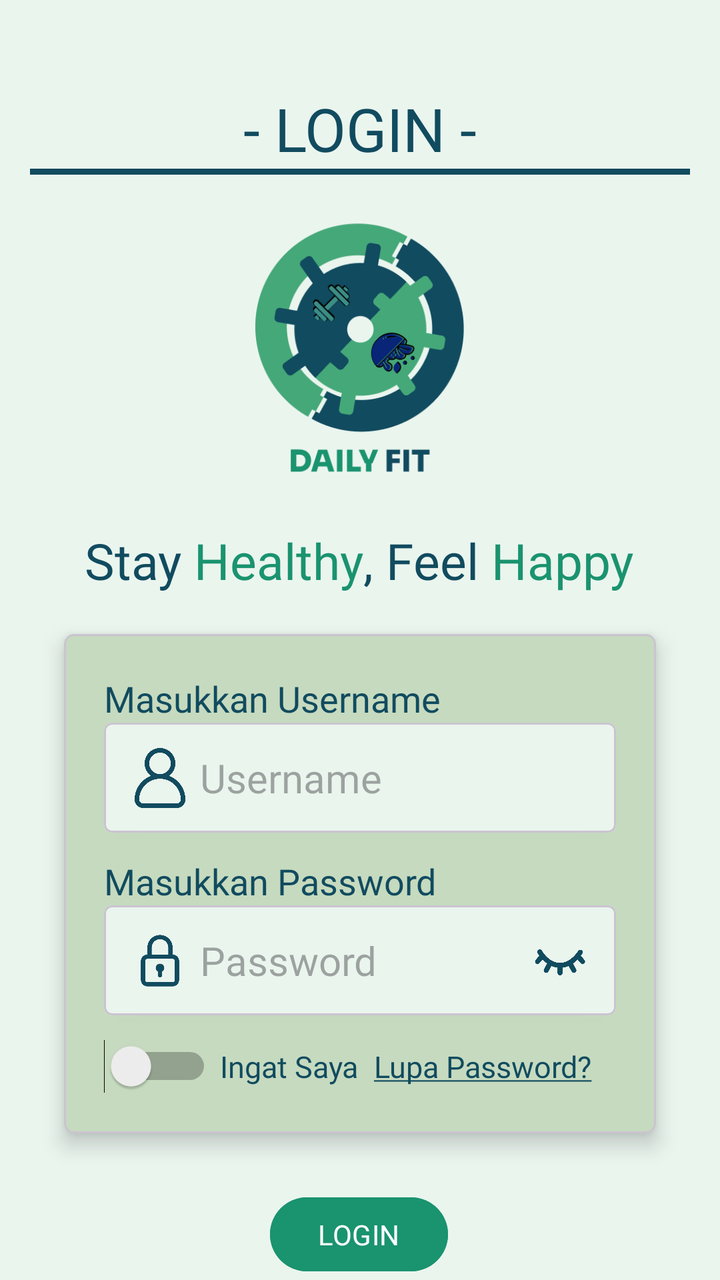
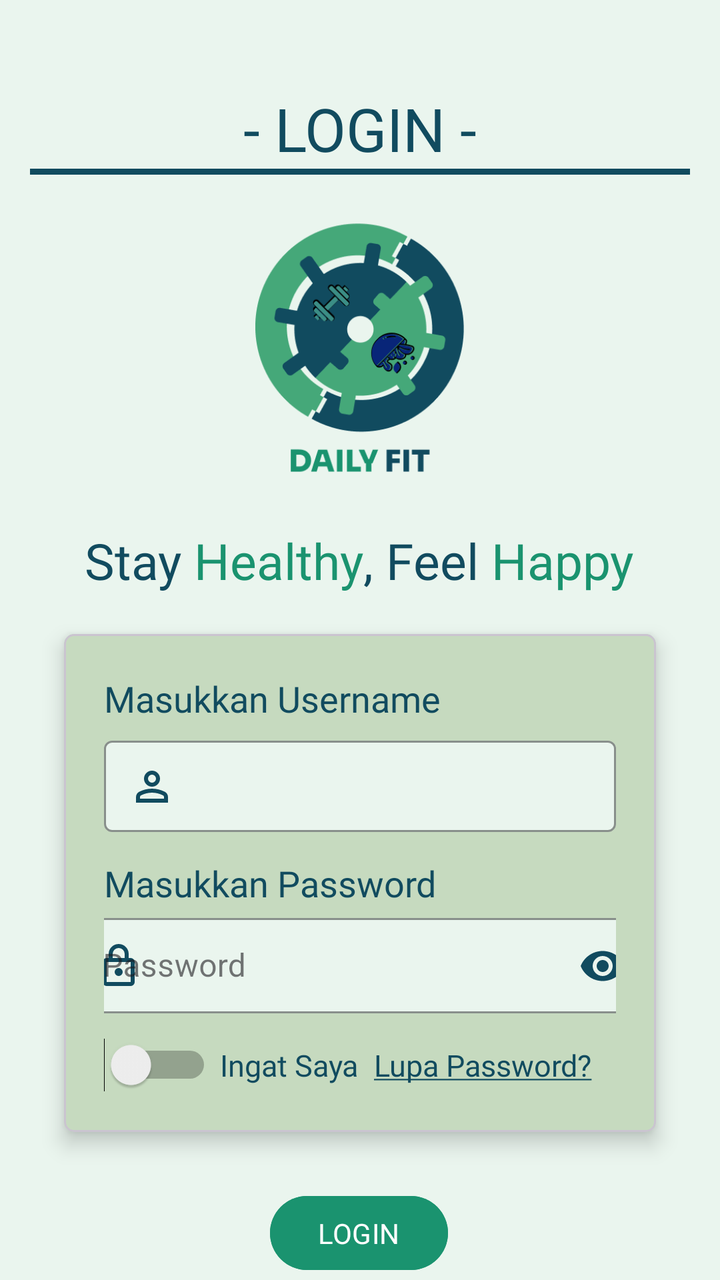

An Android layout rendered at two revisions. The XML below is the earlier revision; the diff shows what the commit changed to produce the second picture.
<!-- AndroidManifest.xml: application theme Theme.Sherine_TIA -->
<!-- res/layout/activity_login.xml -->
<?xml version="1.0" encoding="utf-8"?>
<androidx.constraintlayout.widget.ConstraintLayout xmlns:android="http://schemas.android.com/apk/res/android"
    xmlns:app="http://schemas.android.com/apk/res-auto"
    xmlns:tools="http://schemas.android.com/tools"
    android:id="@+id/main"
    android:layout_width="match_parent"
    android:layout_height="match_parent"
    android:background="@color/bgColour"
    tools:context=".LoginActivity">

    <ImageView
        android:id="@+id/imageView"
        android:layout_width="189dp"
        android:layout_height="150dp"
        android:layout_marginTop="9dp"
        app:layout_constraintEnd_toEndOf="parent"
        app:layout_constraintStart_toStartOf="parent"
        app:layout_constraintTop_toBottomOf="@+id/head"
        app:srcCompat="@drawable/logo_daily_fit" />

    <View
        android:id="@+id/toolbarLine"
        android:layout_width="330dp"
        android:layout_height="3dp"
        android:layout_gravity="bottom"
        android:background="@color/blue"
        app:layout_constraintEnd_toEndOf="parent"
        app:layout_constraintStart_toStartOf="parent"
        app:layout_constraintTop_toBottomOf="@+id/head" />

    <TextView
        android:id="@+id/textView"
        android:layout_width="wrap_content"
        android:layout_height="wrap_content"
        android:layout_marginTop="20dp"
        android:fontFamily="@font/nunito_bold"
        android:text="@string/tagline"
        android:textColor="@color/blue"
        android:textSize="25sp"
        app:layout_constraintEnd_toEndOf="parent"
        app:layout_constraintHorizontal_bias="0.497"
        app:layout_constraintStart_toStartOf="parent"
        app:layout_constraintTop_toBottomOf="@+id/imageView" />

    <com.google.android.material.card.MaterialCardView
        android:id="@+id/cardViewInput"
        android:layout_width="0dp"
        android:layout_height="wrap_content"
        android:layout_marginHorizontal="32dp"
        android:layout_marginTop="20dp"
        android:backgroundTint="@color/cardBg"
        app:cardCornerRadius="5dp"
        app:cardElevation="6dp"
        app:layout_constraintBottom_toTopOf="@+id/btnLogin"
        app:layout_constraintEnd_toEndOf="parent"
        app:layout_constraintStart_toStartOf="parent"
        app:layout_constraintTop_toBottomOf="@+id/textView">

        <androidx.constraintlayout.widget.ConstraintLayout
            android:layout_width="match_parent"
            android:layout_height="wrap_content"
            android:paddingHorizontal="20dp"
            android:paddingVertical="20dp">

            <TextView
                android:id="@+id/txtUsername"
                android:layout_width="wrap_content"
                android:layout_height="wrap_content"
                android:fontFamily="@font/nunito_medium"
                android:text="Masukkan Username"
                android:textColor="@color/blue"
                android:textSize="18sp"
                app:layout_constraintStart_toStartOf="parent"
                app:layout_constraintTop_toTopOf="parent" />

            <com.google.android.material.card.MaterialCardView
                android:id="@+id/cardViewInputUsername"
                android:layout_width="0dp"
                android:layout_height="wrap_content"
                android:backgroundTint="@color/bgColour"
                app:cardCornerRadius="4dp"
                app:cardElevation="2dp"
                app:layout_constraintEnd_toEndOf="parent"
                app:layout_constraintStart_toStartOf="parent"
                app:layout_constraintTop_toBottomOf="@+id/txtUsername">

                <androidx.constraintlayout.widget.ConstraintLayout
                    android:layout_width="match_parent"
                    android:layout_height="wrap_content"
                    android:padding="5dp">

                    <ImageView
                        android:id="@+id/user_img"
                        android:layout_width="30dp"
                        android:layout_height="30dp"
                        android:layout_marginStart="8dp"
                        app:layout_constraintBottom_toBottomOf="parent"
                        app:layout_constraintStart_toStartOf="parent"
                        app:layout_constraintTop_toTopOf="parent"
                        app:srcCompat="@drawable/avatar"
                        app:tint="@color/blue" />

                    <EditText
                        android:id="@+id/edtUsername"
                        android:layout_width="0dp"
                        android:layout_height="45dp"
                        android:layout_marginStart="5dp"
                        android:background="@android:color/transparent"
                        android:ems="10"
                        android:fontFamily="@font/nunito_medium"
                        android:hint="Username"
                        android:inputType="text"
                        android:textColor="@color/blue"
                        android:textSize="20sp"
                        app:layout_constraintBottom_toBottomOf="@+id/user_img"
                        app:layout_constraintEnd_toEndOf="parent"
                        app:layout_constraintHorizontal_bias="0.0"
                        app:layout_constraintStart_toEndOf="@+id/user_img"
                        app:layout_constraintTop_toTopOf="@+id/user_img" />

                </androidx.constraintlayout.widget.ConstraintLayout>
            </com.google.android.material.card.MaterialCardView>

            <TextView
                android:id="@+id/txtPassword"
                android:layout_width="wrap_content"
                android:layout_height="wrap_content"
                android:layout_marginTop="12dp"
                android:fontFamily="@font/nunito_medium"
                android:text="Masukkan Password"
                android:textColor="@color/blue"
                android:textSize="18sp"
                app:layout_constraintStart_toStartOf="parent"
                app:layout_constraintTop_toBottomOf="@+id/cardViewInputUsername" />

            <com.google.android.material.card.MaterialCardView
                android:id="@+id/cardViewInputPassword"
                android:layout_width="0dp"
                android:layout_height="wrap_content"
                android:backgroundTint="@color/bgColour"
                app:cardCornerRadius="4dp"
                app:cardElevation="2dp"
                app:layout_constraintEnd_toEndOf="parent"
                app:layout_constraintStart_toStartOf="parent"
                app:layout_constraintTop_toBottomOf="@+id/txtPassword">

                <androidx.constraintlayout.widget.ConstraintLayout
                    android:layout_width="match_parent"
                    android:layout_height="wrap_content"
                    android:padding="5dp">

                    <ImageView
                        android:id="@+id/user_pass"
                        android:layout_width="30dp"
                        android:layout_height="30dp"
                        android:layout_marginStart="8dp"
                        app:layout_constraintBottom_toBottomOf="parent"
                        app:layout_constraintStart_toStartOf="parent"
                        app:layout_constraintTop_toTopOf="parent"
                        app:srcCompat="@drawable/padlock"
                        app:tint="@color/blue" />

                    <EditText
                        android:id="@+id/edtPassword"
                        android:layout_width="0dp"
                        android:layout_height="45dp"
                        android:layout_marginStart="5dp"
                        android:background="@android:color/transparent"
                        android:ems="10"
                        android:fontFamily="@font/nunito_medium"
                        android:hint="Password"
                        android:inputType="textPassword"
                        android:textColor="@color/blue"
                        android:textSize="20sp"
                        app:layout_constraintBottom_toBottomOf="@+id/user_pass"
                        app:layout_constraintEnd_toEndOf="parent"
                        app:layout_constraintHorizontal_bias="0.0"
                        app:layout_constraintStart_toEndOf="@+id/user_pass"
                        app:layout_constraintTop_toTopOf="@+id/user_pass" />

                    <ImageView
                        android:id="@+id/user_seePass"
                        android:layout_width="30dp"
                        android:layout_height="30dp"
                        android:layout_marginEnd="8dp"
                        app:layout_constraintBottom_toBottomOf="@+id/edtPassword"
                        app:layout_constraintEnd_toEndOf="@+id/edtPassword"
                        app:layout_constraintTop_toTopOf="@+id/edtPassword"
                        app:layout_constraintVertical_bias="0.466"
                        app:srcCompat="@drawable/close_eye"
                        app:tint="@color/blue" />

                </androidx.constraintlayout.widget.ConstraintLayout>
            </com.google.android.material.card.MaterialCardView>

            <Switch
                android:id="@+id/switchRememberMe"
                android:layout_width="wrap_content"
                android:layout_height="wrap_content"
                android:layout_marginTop="12dp"
                app:layout_constraintBottom_toBottomOf="parent"
                app:layout_constraintStart_toStartOf="parent"
                app:layout_constraintTop_toBottomOf="@+id/cardViewInputPassword" />

            <TextView
                android:id="@+id/textRememberMe"
                android:layout_width="wrap_content"
                android:layout_height="wrap_content"
                android:layout_marginStart="4dp"
                android:fontFamily="@font/nunito_regular"
                android:text="Ingat Saya"
                android:textColor="@color/blue"
                android:textSize="15sp"
                app:layout_constraintBottom_toBottomOf="@+id/switchRememberMe"
                app:layout_constraintStart_toEndOf="@+id/switchRememberMe"
                app:layout_constraintTop_toTopOf="@+id/switchRememberMe" />

            <TextView
                android:id="@+id/txtForgotPass"
                android:layout_width="125dp"
                android:layout_height="wrap_content"
                android:layout_marginEnd="4dp"
                android:fontFamily="@font/nunito_regular"
                android:text="@string/forgotPassword"
                android:textAlignment="center"
                android:textColor="@color/blue"
                android:textSize="15sp"
                app:layout_constraintBottom_toBottomOf="@+id/textRememberMe"
                app:layout_constraintEnd_toEndOf="parent"
                app:layout_constraintTop_toBottomOf="@+id/cardViewInputPassword"
                app:layout_constraintVertical_bias="1.0" />
        </androidx.constraintlayout.widget.ConstraintLayout>

    </com.google.android.material.card.MaterialCardView>

    <Button
        android:id="@+id/btnLogin"
        android:layout_width="wrap_content"
        android:layout_height="45dp"
        android:layout_marginHorizontal="32dp"
        android:layout_marginTop="28dp"
        android:backgroundTint="@color/green"
        android:fontFamily="@font/nunito_medium"
        android:text="LOGIN"
        app:layout_constraintEnd_toEndOf="parent"
        app:layout_constraintHorizontal_bias="0.498"
        app:layout_constraintStart_toStartOf="parent"
        app:layout_constraintTop_toBottomOf="@+id/cardViewInput" />

    <TextView
        android:id="@+id/textView2"
        android:layout_width="wrap_content"
        android:layout_height="wrap_content"
        android:layout_marginTop="8dp"
        android:clickable="true"
        android:focusable="true"
        android:fontFamily="@font/nunito_regular"
        android:text="@string/txtRegister"
        android:textColor="@color/blue"
        android:textSize="15sp"
        app:layout_constraintEnd_toEndOf="parent"
        app:layout_constraintStart_toStartOf="parent"
        app:layout_constraintTop_toBottomOf="@+id/btnLogin" />

    <TextView
        android:id="@+id/head"
        android:layout_width="wrap_content"
        android:layout_height="wrap_content"
        android:layout_marginTop="44dp"
        android:fontFamily="@font/sora_bold"
        android:text="- LOGIN -"
        android:textColor="@color/blue"
        android:textSize="30sp"
        app:layout_constraintEnd_toEndOf="parent"
        app:layout_constraintStart_toStartOf="parent"
        app:layout_constraintTop_toTopOf="parent" />

    <Button
        android:id="@+id/btnRegister"
        android:layout_width="67dp"
        android:layout_height="18dp"
        android:background="@android:color/transparent"
        android:text=""
        app:layout_constraintBottom_toBottomOf="@+id/textView2"
        app:layout_constraintEnd_toEndOf="@+id/textView2"
        app:layout_constraintTop_toTopOf="@+id/textView2"
        app:layout_constraintVertical_bias="1.0" />

</androidx.constraintlayout.widget.ConstraintLayout>
<!-- resources referenced by this layout -->
<resources>
  <color name="bgColour">#EAF5EE</color>
  <color name="blue">#114B5F</color>
  <color name="cardBg">#C6DABF</color>
  <color name="green">#1A936F</color>
  <!-- drawable avatar: png bitmap (drawable, 8024 bytes) -->
  <!-- drawable close_eye: png bitmap (drawable, 8483 bytes) -->
  <!-- drawable logo_daily_fit: png bitmap (drawable, 26245 bytes) -->
  <!-- drawable padlock: png bitmap (drawable, 8373 bytes) -->
  <string name="forgotPassword"><u>Lupa Password?</u></string>
  <string name="tagline"><font color="#114B5F">Stay </font><font color="#1A936F">Healthy</font><font color="#114B5F">, Feel </font><font color="#1A936F">Happy</font></string>
  <string name="txtRegister">Belum punya akun? \nKlik untuk <u>Register</u></string>
  <style name="Theme.Sherine_TIA" parent="Base.Theme.Sherine_TIA" />
  <style name="Base.Theme.Sherine_TIA" parent="Theme.Material3.DayNight.NoActionBar">
          
          
      </style>
</resources>

<!-- the commit's change to res/layout/activity_login.xml (unified diff, before → after) -->
@@ -73,53 +73,35 @@
                 app:layout_constraintStart_toStartOf="parent"
                 app:layout_constraintTop_toTopOf="parent" />
 
-            <com.google.android.material.card.MaterialCardView
-                android:id="@+id/cardViewInputUsername"
+            <com.google.android.material.textfield.TextInputLayout
+                android:id="@+id/textInputUsername"
+                style="@style/Widget.MaterialComponents.TextInputLayout.OutlinedBox.Dense"
                 android:layout_width="0dp"
                 android:layout_height="wrap_content"
-                android:backgroundTint="@color/bgColour"
-                app:cardCornerRadius="4dp"
-                app:cardElevation="2dp"
+                android:layout_marginTop="8dp"
+                android:hint="Username"
+                app:boxBackgroundColor="@color/bgColour"
+                app:boxCornerRadiusBottomEnd="4dp"
+                app:boxCornerRadiusBottomStart="4dp"
+                app:boxCornerRadiusTopEnd="4dp"
+                app:boxCornerRadiusTopStart="4dp"
+                app:boxStrokeColor="@color/blue"
+                app:endIconMode="clear_text"
+                app:hintEnabled="false"
                 app:layout_constraintEnd_toEndOf="parent"
                 app:layout_constraintStart_toStartOf="parent"
-                app:layout_constraintTop_toBottomOf="@+id/txtUsername">
-
-                <androidx.constraintlayout.widget.ConstraintLayout
+                app:layout_constraintTop_toBottomOf="@+id/txtUsername"
+                app:startIconDrawable="@drawable/outline_person_24"
+                app:startIconTint="@color/blue">
+
+                <com.google.android.material.textfield.TextInputEditText
+                    android:id="@+id/inputUsername"
                     android:layout_width="match_parent"
                     android:layout_height="wrap_content"
-                    android:padding="5dp">
-
-                    <ImageView
-                        android:id="@+id/user_img"
-                        android:layout_width="30dp"
-                        android:layout_height="30dp"
-                        android:layout_marginStart="8dp"
-                        app:layout_constraintBottom_toBottomOf="parent"
-                        app:layout_constraintStart_toStartOf="parent"
-                        app:layout_constraintTop_toTopOf="parent"
-                        app:srcCompat="@drawable/avatar"
-                        app:tint="@color/blue" />
-
-                    <EditText
-                        android:id="@+id/edtUsername"
-                        android:layout_width="0dp"
-                        android:layout_height="45dp"
-                        android:layout_marginStart="5dp"
-                        android:background="@android:color/transparent"
-                        android:ems="10"
-                        android:fontFamily="@font/nunito_medium"
-                        android:hint="Username"
-                        android:inputType="text"
-                        android:textColor="@color/blue"
-                        android:textSize="20sp"
-                        app:layout_constraintBottom_toBottomOf="@+id/user_img"
-                        app:layout_constraintEnd_toEndOf="parent"
-                        app:layout_constraintHorizontal_bias="0.0"
-                        app:layout_constraintStart_toEndOf="@+id/user_img"
-                        app:layout_constraintTop_toTopOf="@+id/user_img" />
-
-                </androidx.constraintlayout.widget.ConstraintLayout>
-            </com.google.android.material.card.MaterialCardView>
+                    android:inputType="text"
+                    android:paddingVertical="12dp"
+                    android:textColor="@color/blue" />
+            </com.google.android.material.textfield.TextInputLayout>
 
             <TextView
                 android:id="@+id/txtPassword"
@@ -131,67 +113,35 @@
                 android:textColor="@color/blue"
                 android:textSize="18sp"
                 app:layout_constraintStart_toStartOf="parent"
-                app:layout_constraintTop_toBottomOf="@+id/cardViewInputUsername" />
-
-            <com.google.android.material.card.MaterialCardView
-                android:id="@+id/cardViewInputPassword"
-                android:layout_width="0dp"
-                android:layout_height="wrap_content"
-                android:backgroundTint="@color/bgColour"
-                app:cardCornerRadius="4dp"
-                app:cardElevation="2dp"
+                app:layout_constraintTop_toBottomOf="@+id/textInputUsername" />
+
+            <com.google.android.material.textfield.TextInputLayout
+                android:id="@+id/textInputPassword"
+                style="@style/Widget.MaterialComponents.TextInputLayout.OutlinedBox.Dense"
+                android:layout_width="290dp"
+                android:layout_height="wrap_content"
+                android:layout_marginHorizontal="35dp"
+                android:layout_marginStart="2dp"
+                android:layout_marginEnd="2dp"
+                android:hint="Password"
+                app:boxBackgroundColor="@color/bgColour"
+                app:boxStrokeColor="@color/blue"
+                app:endIconMode="password_toggle"
+                app:endIconTint="@color/blue"
+                app:hintTextColor="@color/blue"
                 app:layout_constraintEnd_toEndOf="parent"
                 app:layout_constraintStart_toStartOf="parent"
-                app:layout_constraintTop_toBottomOf="@+id/txtPassword">
-
-                <androidx.constraintlayout.widget.ConstraintLayout
+                app:layout_constraintTop_toBottomOf="@+id/txtPassword"
+                app:placeholderText="Masukkan Password"
+                app:startIconDrawable="@drawable/outline_lock_24"
+                app:startIconTint="@color/blue">
+
+                <com.google.android.material.textfield.TextInputEditText
+                    android:id="@+id/inputPassword"
                     android:layout_width="match_parent"
                     android:layout_height="wrap_content"
-                    android:padding="5dp">
-
-                    <ImageView
-                        android:id="@+id/user_pass"
-                        android:layout_width="30dp"
-                        android:layout_height="30dp"
-                        android:layout_marginStart="8dp"
-                        app:layout_constraintBottom_toBottomOf="parent"
-                        app:layout_constraintStart_toStartOf="parent"
-                        app:layout_constraintTop_toTopOf="parent"
-                        app:srcCompat="@drawable/padlock"
-                        app:tint="@color/blue" />
-
-                    <EditText
-                        android:id="@+id/edtPassword"
-                        android:layout_width="0dp"
-                        android:layout_height="45dp"
-                        android:layout_marginStart="5dp"
-                        android:background="@android:color/transparent"
-                        android:ems="10"
-                        android:fontFamily="@font/nunito_medium"
-                        android:hint="Password"
-                        android:inputType="textPassword"
-                        android:textColor="@color/blue"
-                        android:textSize="20sp"
-                        app:layout_constraintBottom_toBottomOf="@+id/user_pass"
-                        app:layout_constraintEnd_toEndOf="parent"
-                        app:layout_constraintHorizontal_bias="0.0"
-                        app:layout_constraintStart_toEndOf="@+id/user_pass"
-                        app:layout_constraintTop_toTopOf="@+id/user_pass" />
-
-                    <ImageView
-                        android:id="@+id/user_seePass"
-                        android:layout_width="30dp"
-                        android:layout_height="30dp"
-                        android:layout_marginEnd="8dp"
-                        app:layout_constraintBottom_toBottomOf="@+id/edtPassword"
-                        app:layout_constraintEnd_toEndOf="@+id/edtPassword"
-                        app:layout_constraintTop_toTopOf="@+id/edtPassword"
-                        app:layout_constraintVertical_bias="0.466"
-                        app:srcCompat="@drawable/close_eye"
-                        app:tint="@color/blue" />
-
-                </androidx.constraintlayout.widget.ConstraintLayout>
-            </com.google.android.material.card.MaterialCardView>
+                    android:inputType="textPassword" />
+            </com.google.android.material.textfield.TextInputLayout>
 
             <Switch
                 android:id="@+id/switchRememberMe"
@@ -200,7 +150,7 @@
                 android:layout_marginTop="12dp"
                 app:layout_constraintBottom_toBottomOf="parent"
                 app:layout_constraintStart_toStartOf="parent"
-                app:layout_constraintTop_toBottomOf="@+id/cardViewInputPassword" />
+                app:layout_constraintTop_toBottomOf="@+id/textInputPassword" />
 
             <TextView
                 android:id="@+id/textRememberMe"
@@ -227,7 +177,7 @@
                 android:textSize="15sp"
                 app:layout_constraintBottom_toBottomOf="@+id/textRememberMe"
                 app:layout_constraintEnd_toEndOf="parent"
-                app:layout_constraintTop_toBottomOf="@+id/cardViewInputPassword"
+                app:layout_constraintTop_toBottomOf="@+id/textInputPassword"
                 app:layout_constraintVertical_bias="1.0" />
         </androidx.constraintlayout.widget.ConstraintLayout>
 
<!-- resource entries referenced after the edit -->
@@ -4,10 +4,33 @@
   <color name="blue">#114B5F</color>
   <color name="cardBg">#C6DABF</color>
   <color name="green">#1A936F</color>
-  <!-- drawable avatar: png bitmap (drawable, 8024 bytes) -->
-  <!-- drawable close_eye: png bitmap (drawable, 8483 bytes) -->
   <!-- drawable logo_daily_fit: png bitmap (drawable, 26245 bytes) -->
-  <!-- drawable padlock: png bitmap (drawable, 8373 bytes) -->
+  <!-- drawable outline_lock_24 (drawable) -->
+  <vector xmlns:android="http://schemas.android.com/apk/res/android"
+      android:height="24dp"
+      android:tint="#114B5F"
+      android:viewportHeight="960"
+      android:viewportWidth="960"
+      android:width="24dp">
+  
+      <path
+          android:fillColor="@android:color/white"
+          android:pathData="M240,880Q207,880 183.5,856.5Q160,833 160,800L160,400Q160,367 183.5,343.5Q207,320 240,320L280,320L280,240Q280,157 338.5,98.5Q397,40 480,40Q563,40 621.5,98.5Q680,157 680,240L680,320L720,320Q753,320 776.5,343.5Q800,367 800,400L800,800Q800,833 776.5,856.5Q753,880 720,880L240,880ZM240,800L720,800Q720,800 720,800Q720,800 720,800L720,400Q720,400 720,400Q720,400 720,400L240,400Q240,400 240,400Q240,400 240,400L240,800Q240,800 240,800Q240,800 240,800ZM536.5,656.5Q560,633 560,600Q560,567 536.5,543.5Q513,520 480,520Q447,520 423.5,543.5Q400,567 400,600Q400,633 423.5,656.5Q447,680 480,680Q513,680 536.5,656.5ZM360,320L600,320L600,240Q600,190 565,155Q530,120 480,120Q430,120 395,155Q360,190 360,240L360,320ZM240,800Q240,800 240,800Q240,800 240,800L240,400Q240,400 240,400Q240,400 240,400L240,400Q240,400 240,400Q240,400 240,400L240,800Q240,800 240,800Q240,800 240,800Z" />
+  
+  </vector>
+  <!-- drawable outline_person_24 (drawable) -->
+  <vector xmlns:android="http://schemas.android.com/apk/res/android"
+      android:height="24dp"
+      android:tint="#114B5F"
+      android:viewportHeight="960"
+      android:viewportWidth="960"
+      android:width="24dp">
+  
+      <path
+          android:fillColor="@android:color/white"
+          android:pathData="M367,433Q320,386 320,320Q320,254 367,207Q414,160 480,160Q546,160 593,207Q640,254 640,320Q640,386 593,433Q546,480 480,480Q414,480 367,433ZM160,800L160,688Q160,654 177.5,625.5Q195,597 224,582Q286,551 350,535.5Q414,520 480,520Q546,520 610,535.5Q674,551 736,582Q765,597 782.5,625.5Q800,654 800,688L800,800L160,800ZM240,720L720,720L720,688Q720,677 714.5,668Q709,659 700,654Q646,627 591,613.5Q536,600 480,600Q424,600 369,613.5Q314,627 260,654Q251,659 245.5,668Q240,677 240,688L240,720ZM536.5,376.5Q560,353 560,320Q560,287 536.5,263.5Q513,240 480,240Q447,240 423.5,263.5Q400,287 400,320Q400,353 423.5,376.5Q447,400 480,400Q513,400 536.5,376.5ZM480,320Q480,320 480,320Q480,320 480,320Q480,320 480,320Q480,320 480,320Q480,320 480,320Q480,320 480,320Q480,320 480,320Q480,320 480,320ZM480,720L480,720Q480,720 480,720Q480,720 480,720Q480,720 480,720Q480,720 480,720Q480,720 480,720Q480,720 480,720Q480,720 480,720Q480,720 480,720L480,720Z" />
+  
+  </vector>
   <string name="forgotPassword"><u>Lupa Password?</u></string>
   <string name="tagline"><font color="#114B5F">Stay </font><font color="#1A936F">Healthy</font><font color="#114B5F">, Feel </font><font color="#1A936F">Happy</font></string>
   <string name="txtRegister">Belum punya akun? \nKlik untuk <u>Register</u></string>
